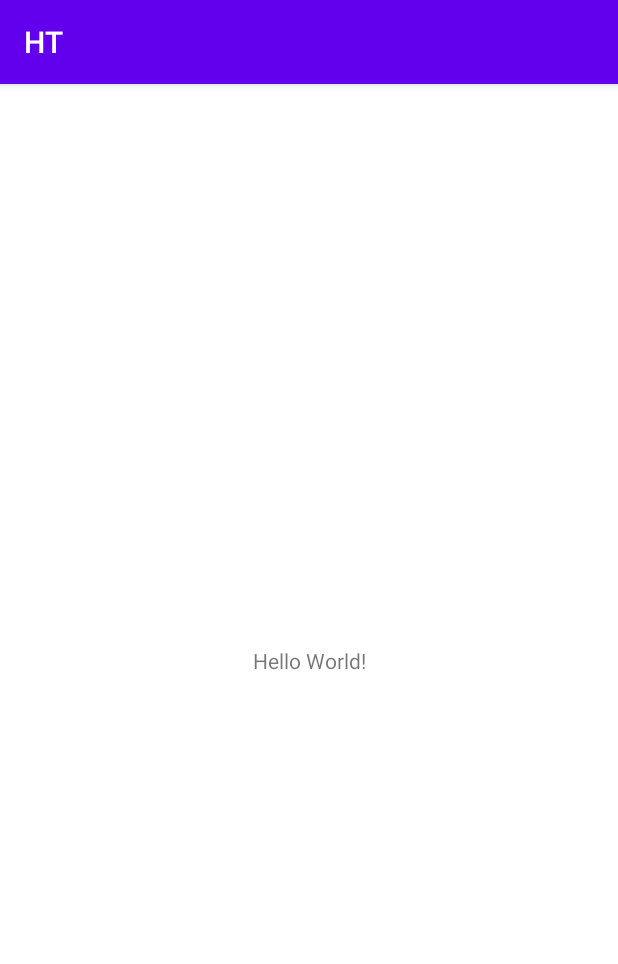
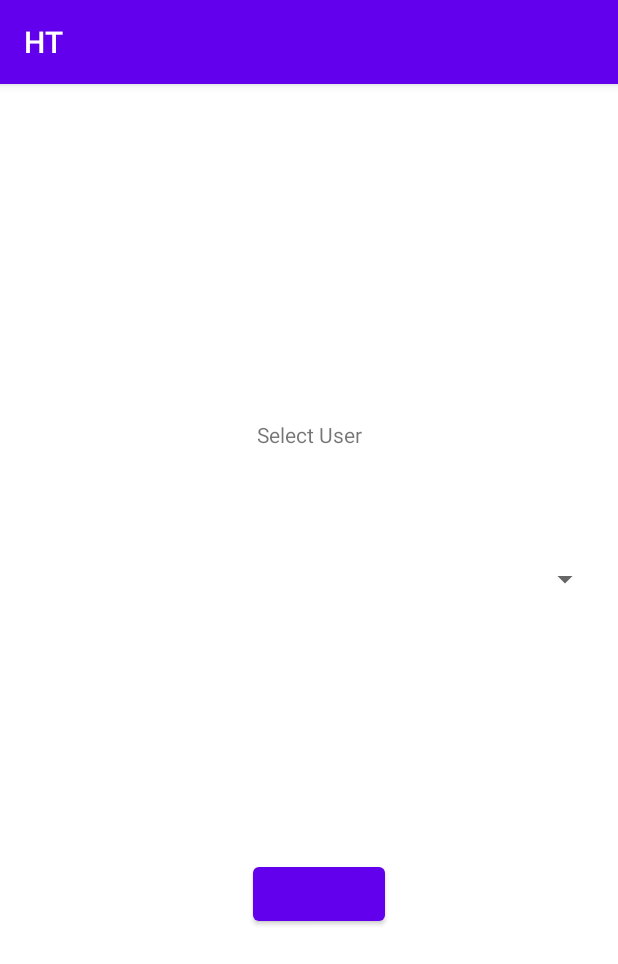
Before and after one commit to hems201/HT, an Android app: the screen it shows after launch (MainActivity), on a phone screen of 412 x 824 dp. Shown: the top 964 px of the screen. Run offline under Robolectric (Android 15) with nearby library versions, the phone set to English and light mode, and no system bars.

Commit message:
Groundwork for the first activity

```diff
--- a/app/src/main/java/com/example/ht/MainActivity.java
+++ b/app/src/main/java/com/example/ht/MainActivity.java
@@ -11,4 +11,5 @@ public class MainActivity extends AppCompatActivity {
         super.onCreate(savedInstanceState);
         setContentView(R.layout.activity_main);
     }
+
 }
--- /dev/null
+++ b/app/src/main/java/com/example/ht/User.java
@@ -0,0 +1,24 @@
+package com.example.ht;
+
+public class User {
+    String username;
+    String userid; //String vai int parempi?
+
+    public User(String n, String id) {
+        username = n;
+        userid = id;
+    }
+
+    public String getUsername(){
+        return username;
+    }
+
+    public String getUserid() {
+        return userid;
+    }
+
+//    @Override         valikkoa varten
+//    public toString() {
+//
+//    }
+}
--- /dev/null
+++ b/app/src/main/java/com/example/ht/UserManager.java
@@ -0,0 +1,16 @@
+package com.example.ht;
+
+public class UserManager {
+
+    //user arraylist?
+
+
+    public void addUser() {}
+
+    //public void deleteUser(){}
+
+//    public User getUser(){
+//        return User;
+//    }
+
+}
--- a/app/src/main/res/layout/activity_main.xml
+++ b/app/src/main/res/layout/activity_main.xml
@@ -7,12 +7,38 @@
     tools:context=".MainActivity">
 
     <TextView
-        android:layout_width="wrap_content"
-        android:layout_height="wrap_content"
-        android:text="Hello World!"
+        android:id="@+id/textView"
+        android:layout_width="131dp"
+        android:layout_height="46dp"
+        android:text="@string/select_user"
+        android:textAlignment="center"
         app:layout_constraintBottom_toBottomOf="parent"
         app:layout_constraintLeft_toLeftOf="parent"
         app:layout_constraintRight_toRightOf="parent"
-        app:layout_constraintTop_toTopOf="parent" />
+        app:layout_constraintTop_toTopOf="parent"
+        app:layout_constraintVertical_bias="0.31" />
+
+    <Button
+        android:id="@+id/addUserBtn"
+        android:layout_width="wrap_content"
+        android:layout_height="wrap_content"
+        app:layout_constraintBottom_toBottomOf="parent"
+        app:layout_constraintEnd_toEndOf="parent"
+        app:layout_constraintHorizontal_bias="0.52"
+        app:layout_constraintStart_toStartOf="parent"
+        app:layout_constraintTop_toTopOf="parent"
+        app:layout_constraintVertical_bias="0.717"
+        tools:text="Add User" />
+
+    <Spinner
+        android:id="@+id/spinner"
+        android:layout_width="384dp"
+        android:layout_height="85dp"
+        app:layout_constraintBottom_toBottomOf="parent"
+        app:layout_constraintEnd_toEndOf="parent"
+        app:layout_constraintHorizontal_bias="0.592"
+        app:layout_constraintStart_toStartOf="parent"
+        app:layout_constraintTop_toTopOf="parent"
+        app:layout_constraintVertical_bias="0.421" />
 
 </androidx.constraintlayout.widget.ConstraintLayout>
--- a/app/src/main/res/values/strings.xml
+++ b/app/src/main/res/values/strings.xml
@@ -1,3 +1,4 @@
 <resources>
     <string name="app_name">HT</string>
+    <string name="select_user">Select User</string>
 </resources>
```
